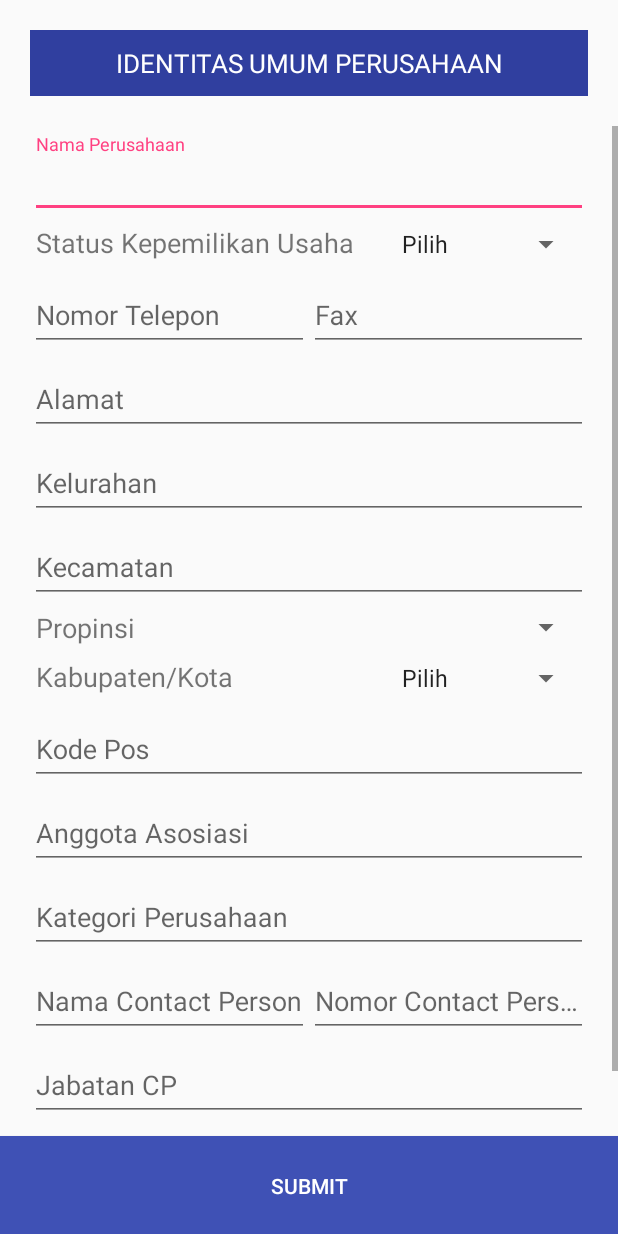
After one commit to mpeew/AwalJuniSidang, an Android app: the layout fragment_form_galpal1.xml on its own in the app's theme, with its tools: preview values and no code run, on a phone screen of 412 x 824 dp. The commit adds this screen. Run offline under Robolectric (Android 15) with nearby library versions, the phone set to English and light mode, and no system bars.

Commit message:
baru lagi

```diff
--- a/app/src/main/java/com/mpewpazi/android/awaljunisidang/DrawerFormActivity.java
+++ b/app/src/main/java/com/mpewpazi/android/awaljunisidang/DrawerFormActivity.java
@@ -79,7 +79,7 @@ public class DrawerFormActivity extends ActionBarActivity {
         mGalpalForms= mDummyMaker.getGalpalForms(kualifikasiSurveyId);
         mKompalForms= mDummyMaker.getKompalForms(kualifikasiSurveyId);
 
-        Toast.makeText(this,String.valueOf(DummyMaker.mGalpalForms.get(1).getKualifikasiSurvey().getKualifikasiSurveyId()),Toast.LENGTH_SHORT).show();
+        Toast.makeText(this,String.valueOf(kualifikasiSurveyId),Toast.LENGTH_SHORT).show();
 
         mNamaFormList=new ArrayList<>();
         for(int i=0;i<mGalpalForms.size();i++){
@@ -100,8 +100,8 @@ public class DrawerFormActivity extends ActionBarActivity {
 
 
         //munculkan fragmen 0
-        Fragment fragment=new FormGalpal1Fragment();
-       // Fragment fragment=mFragmentList.get(0);
+       // Fragment fragment=new FormGalpal1Fragment();
+        Fragment fragment=mFragmentList.get(0);
         FragmentManager fragmentManager = getSupportFragmentManager();
         fragmentManager.beginTransaction().replace(R.id.fragment_container, fragment).commit();
 
@@ -170,6 +170,9 @@ public class DrawerFormActivity extends ActionBarActivity {
             case 1:
                 fragment = mFragmentList.get(1);
                 break;
+            case 2:
+                fragment = mFragmentList.get(2);
+                break;
 
 
             default:
--- a/app/src/main/java/com/mpewpazi/android/awaljunisidang/Form/FormGalpal1.java
+++ b/app/src/main/java/com/mpewpazi/android/awaljunisidang/Form/FormGalpal1.java
@@ -9,6 +9,16 @@ import com.mpewpazi.android.awaljunisidang.Fragment.FormGalpal1Fragment;
  */
 public class FormGalpal1 extends SingleForm {
 
+
+    private String namaPerusahaan;
+
+    public String getNamaPerusahaan() {
+        return namaPerusahaan;
+    }
+
+    public void setNamaPerusahaan(String namaPerusahaan) {
+        this.namaPerusahaan = namaPerusahaan;
+    }
 
     private int identitasPerusahaanId;
     private String statusKepemilikanUsaha;
--- a/app/src/main/java/com/mpewpazi/android/awaljunisidang/Form/FormGalpal4.java
+++ b/app/src/main/java/com/mpewpazi/android/awaljunisidang/Form/FormGalpal4.java
@@ -2,6 +2,7 @@ package com.mpewpazi.android.awaljunisidang.Form;
 
 import android.support.v4.app.Fragment;
 
+import com.mpewpazi.android.awaljunisidang.Fragment.FormGalpal3Fragment;
 import com.mpewpazi.android.awaljunisidang.Fragment.FormGalpal4Fragment;
 
 /**
--- a/app/src/main/java/com/mpewpazi/android/awaljunisidang/Fragment/FormGalpal1Fragment.java
+++ b/app/src/main/java/com/mpewpazi/android/awaljunisidang/Fragment/FormGalpal1Fragment.java
@@ -2,6 +2,13 @@ package com.mpewpazi.android.awaljunisidang.Fragment;
 
 import android.os.Bundle;
 import android.support.v4.app.Fragment;
+import android.text.Editable;
+import android.text.TextWatcher;
+import android.view.LayoutInflater;
+import android.view.View;
+import android.view.ViewGroup;
+import android.widget.AdapterView;
+import android.widget.ArrayAdapter;
 import android.widget.Button;
 import android.widget.EditText;
 import android.widget.Spinner;
@@ -10,9 +17,12 @@ import com.mpewpazi.android.awaljunisidang.DrawerFormActivity;
 import com.mpewpazi.android.awaljunisidang.Form.FormGalpal1;
 import com.mpewpazi.android.awaljunisidang.Form.SingleForm;
 import com.mpewpazi.android.awaljunisidang.MasterDataCreator;
+import com.mpewpazi.android.awaljunisidang.R;
+import com.mpewpazi.android.awaljunisidang.database.BaseDBHelper;
 import com.mpewpazi.android.awaljunisidang.database.FormGalpalDBHelper;
 import com.mpewpazi.android.awaljunisidang.dummy.DummyMaker;
 import com.mpewpazi.android.awaljunisidang.masterData.Propinsi;
+import com.mpewpazi.android.awaljunisidang.model.KualifikasiSurvey;
 
 import java.util.ArrayList;
 import java.util.List;
@@ -47,6 +57,7 @@ public class FormGalpal1Fragment extends Fragment  {
     private List<String> mPropinsiNames;
 
     private List<SingleForm> mGalpalForms;
+    private KualifikasiSurvey mKualifikasiSurvey;
 
     private FormGalpal1 mFormGalpal1;
 
@@ -66,6 +77,7 @@ public class FormGalpal1Fragment extends Fragment  {
         }
 
 
+        mKualifikasiSurvey=DummyMaker.get(getActivity()).getKualifikasiSurvey(DrawerFormActivity.kualifikasiSurveyId);
         mGalpalForms= DummyMaker.get(getActivity()).getGalpalForms(DrawerFormActivity.kualifikasiSurveyId);
         for(SingleForm singleForm:mGalpalForms){
             if(singleForm.getNamaForm().equals(NAMA_FORM)){
@@ -73,13 +85,13 @@ public class FormGalpal1Fragment extends Fragment  {
             }
         }
 
-      /*  mNamaPerusahaan=mSurvey.getNamaPerusahaan();
+        mNamaPerusahaan=mKualifikasiSurvey.getPerusahaan().getNamaPerusahaan();
 
 
 
        dbHelper=new FormGalpalDBHelper(getActivity());
 
-        if(dbHelper.checkIsDataAlreadyInDBorNot(mFormGalpal1.getId(), BaseDBHelper.FORM_GALPAL1_TABLE_NAME)) {
+       /* if(dbHelper.checkIsDataAlreadyInDBorNot(mFormGalpal1.getId(), BaseDBHelper.FORM_GALPAL1_TABLE_NAME)) {
             Cursor cursor = dbHelper.getDataForm(mFormGalpal1.getId(), BaseDBHelper.FORM_GALPAL1_TABLE_NAME);
 
             cursor.moveToNext();
@@ -103,7 +115,7 @@ public class FormGalpal1Fragment extends Fragment  {
             cursor.close();
 
 
-        }
+        }*/
 
 
 
@@ -139,7 +151,7 @@ public class FormGalpal1Fragment extends Fragment  {
         mPropinsiSpinner.setSelection(dataAdapter.getPosition(mFormGalpal1.getPropinsi()));
 
         //nama perusahaan di lock
-        mFormGalpal1.setNamaPerusahaan(mSurvey.getNamaPerusahaan());
+        mFormGalpal1.setNamaPerusahaan(mKualifikasiSurvey.getPerusahaan().getNamaPerusahaan());
 
 
         mNomorTeleponEditText.setText(mFormGalpal1.getNomorTelepon());
@@ -365,7 +377,7 @@ public class FormGalpal1Fragment extends Fragment  {
 
 
         mSubmitButton=(Button)rootView.findViewById(R.id.galpal1_btn_submit);
-        mSubmitButton.setOnClickListener(new View.OnClickListener() {
+       /* mSubmitButton.setOnClickListener(new View.OnClickListener() {
             @Override
             public void onClick(View v) {
 
@@ -385,21 +397,12 @@ public class FormGalpal1Fragment extends Fragment  {
 
                 Toast.makeText(getContext(),"Berhasil ",Toast.LENGTH_SHORT).show();
             }
-        });
+        });*/
 
 
         return rootView;
     }
 
 
-    @Override
-    public void onItemSelected(AdapterView<?> parent, View view, int position, long id) {
-        String item=parent.getItemAtPosition(position).toString();
-        mFormGalpal1.setPropinsi(item);
-    }
 
-    @Override
-    public void onNothingSelected(AdapterView<?> parent) {
-*/
-    }
 }
--- a/app/src/main/java/com/mpewpazi/android/awaljunisidang/dummy/DummyMaker.java
+++ b/app/src/main/java/com/mpewpazi/android/awaljunisidang/dummy/DummyMaker.java
@@ -21,6 +21,8 @@ import java.util.List;
  */
 public class DummyMaker {
     private Context mContext;
+    private int galpalSize=0;
+    private int kompalSize=0;
 
     private static DummyMaker sDummyMaker;
 
@@ -31,8 +33,8 @@ public class DummyMaker {
     private List<GalanganKapal> mGalanganKapals;
     private List<SurveyAssignSurveyor> mSurveyAssignSurveyors;
 
-    public static List<SingleForm> mGalpalForms;
-    public static List<SingleForm> mKompalForms;
+    private List<SingleForm> mGalpalForms;
+    private List<SingleForm> mKompalForms;
 
     public static DummyMaker get(Context context){
         if(sDummyMaker ==null){
@@ -43,9 +45,9 @@ public class DummyMaker {
 
     private DummyMaker(Context context){
         mContext=context.getApplicationContext();
+        mKompalForms=new ArrayList<>();
+        mGalpalForms=new ArrayList<>();
 
-        makeGalpalForms();
-        makeKompalForms();
 
         makeUser();
         makePeriodeSurvey();
@@ -93,7 +95,8 @@ public class DummyMaker {
         kualifikasiSurvey.setPerusahaan(getPerusahaan(1));
         kualifikasiSurvey.setPeriodeSurvey(getPeriodeSurvey(2014));
         kualifikasiSurvey.setGalanganKapal(getGalanganKapal(1));
-        setKualifikasiSurveyForms(kualifikasiSurvey);
+        makeGalpalForms(kualifikasiSurvey);
+        makeKompalForms(kualifikasiSurvey);
         mKualifikasiSurveys.add(kualifikasiSurvey);
 
         KualifikasiSurvey kualifikasiSurvey1=new KualifikasiSurvey();
@@ -101,7 +104,8 @@ public class DummyMaker {
         kualifikasiSurvey1.setPerusahaan(getPerusahaan(2));
         kualifikasiSurvey1.setPeriodeSurvey(getPeriodeSurvey(2014));
         kualifikasiSurvey1.setGalanganKapal(getGalanganKapal(1));
-        setKualifikasiSurveyForms(kualifikasiSurvey1);
+        makeGalpalForms(kualifikasiSurvey1);
+        makeKompalForms(kualifikasiSurvey1);
         mKualifikasiSurveys.add(kualifikasiSurvey1);
 
         KualifikasiSurvey kualifikasiSurvey2=new KualifikasiSurvey();
@@ -109,7 +113,8 @@ public class DummyMaker {
         kualifikasiSurvey2.setPerusahaan(getPerusahaan(3));
         kualifikasiSurvey2.setPeriodeSurvey(getPeriodeSurvey(2014));
         kualifikasiSurvey2.setGalanganKapal(getGalanganKapal(1));
-        setKualifikasiSurveyForms(kualifikasiSurvey2);
+        makeGalpalForms(kualifikasiSurvey2);
+        makeKompalForms(kualifikasiSurvey2);
         mKualifikasiSurveys.add(kualifikasiSurvey2);
 
         KualifikasiSurvey kualifikasiSurvey3=new KualifikasiSurvey();
@@ -117,7 +122,8 @@ public class DummyMaker {
         kualifikasiSurvey3.setPerusahaan(getPerusahaan(4));
         kualifikasiSurvey3.setPeriodeSurvey(getPeriodeSurvey(2014));
         kualifikasiSurvey3.setGalanganKapal(getGalanganKapal(1));
-        setKualifikasiSurveyForms(kualifikasiSurvey3);
+        makeGalpalForms(kualifikasiSurvey3);
+        makeKompalForms(kualifikasiSurvey3);
         mKualifikasiSurveys.add(kualifikasiSurvey3);
 
     }
@@ -248,21 +254,31 @@ public class DummyMaker {
 
 
 
-    private void makeGalpalForms(){
-        mGalpalForms=new ArrayList<>();
+    private void makeGalpalForms(KualifikasiSurvey kualifikasiSurvey){
         FormGalpal1 formGalpal1=new FormGalpal1();
         FormGalpal3 formGalpal3=new FormGalpal3();
         mGalpalForms.add(formGalpal1);
         mGalpalForms.add(formGalpal3);
+        for(int y=galpalSize;y<mGalpalForms.size();y++){
+            mGalpalForms.get(y).setKualifikasiSurvey(kualifikasiSurvey);
+        }
+        galpalSize=mGalpalForms.size();
+
+
+
     }
 
-    private void makeKompalForms(){
-        mKompalForms=new ArrayList<>();
+    private void makeKompalForms(KualifikasiSurvey kualifikasiSurvey){
         FormGalpal4 formGalpal4=new FormGalpal4();
         mKompalForms.add(formGalpal4);
+        for(int y=kompalSize;y<mKompalForms.size();y++){
+            mKompalForms.get(y).setKualifikasiSurvey(kualifikasiSurvey);
+        }
+        kompalSize=mKompalForms.size();
+
     }
 
-    //untuk mempersingkat doang setting setiap kualifikasi survey formnya
+  /*  //untuk mempersingkat doang setting setiap kualifikasi survey formnya
     private void setKualifikasiSurveyForms(KualifikasiSurvey kualifikasiSurvey){
         for(SingleForm singleForm:mGalpalForms){
             singleForm.setKualifikasiSurvey(kualifikasiSurvey);
@@ -270,7 +286,7 @@ public class DummyMaker {
         for(SingleForm singleForm:mKompalForms){
             singleForm.setKualifikasiSurvey(kualifikasiSurvey);
         }
-    }
+    }*/
 
     public List<SingleForm> getGalpalForms(int kualifikasiSurveyId) {
         List<SingleForm> galpalForms=new ArrayList<>();
--- /dev/null
+++ b/app/src/main/res/layout/fragment_form_galpal1.xml
@@ -0,0 +1,276 @@
+<?xml version="1.0" encoding="utf-8"?>
+<LinearLayout
+    android:orientation="vertical"
+    android:layout_width="match_parent"
+    android:layout_height="match_parent"
+    xmlns:android="http://schemas.android.com/apk/res/android">
+
+    <TextView
+        android:layout_margin="20dp"
+        android:padding="10dp"
+        android:textColor="@android:color/white"
+        android:background="@color/colorPrimaryDark"
+        android:textSize="17dp"
+        android:layout_gravity="center_horizontal"
+        android:gravity="center_horizontal"
+        android:text="IDENTITAS UMUM PERUSAHAAN"
+        android:layout_width="match_parent"
+        android:layout_height="wrap_content"/>
+
+
+    <ScrollView
+        android:layout_width="fill_parent"
+        android:layout_weight="91"
+        android:layout_height="0dp" >
+        <LinearLayout
+            android:layout_width="fill_parent"
+            android:layout_height="match_parent"
+            android:orientation="vertical"
+            android:paddingLeft="20dp"
+            android:paddingRight="20dp"
+            android:paddingTop="5dp">
+
+
+            <android.support.design.widget.TextInputLayout
+                android:layout_width="match_parent"
+                android:layout_height="wrap_content">
+                <EditText
+                    android:id="@+id/galpal1_nama_perusahaan"
+                    android:layout_width="match_parent"
+                    android:layout_height="wrap_content"
+                    android:singleLine="true"
+                    android:hint="Nama Perusahaan" />
+            </android.support.design.widget.TextInputLayout>
+
+            <LinearLayout
+                android:layout_marginTop="6dp"
+                android:layout_margin="4dp"
+                android:orientation="horizontal"
+                android:layout_width="match_parent"
+                android:layout_height="wrap_content">
+
+                <TextView
+                    android:text="Status Kepemilikan Usaha"
+                    android:textSize="18dp"
+                    android:layout_weight="65"
+                    android:layout_width="0dp"
+                    android:layout_height="wrap_content"/>
+                <Spinner
+                    android:entries="@array/coba_spinner"
+                    android:layout_weight="35"
+                    android:layout_width="0dp"
+                    android:layout_height="wrap_content"
+                    android:id="@+id/status_kepemilikan_usaha_spinner"/>
+
+            </LinearLayout>
+
+            <LinearLayout
+                android:orientation="horizontal"
+                android:layout_width="match_parent"
+                android:layout_height="wrap_content">
+
+                <android.support.design.widget.TextInputLayout
+                    android:layout_weight="0.5"
+                    android:layout_width="0dp"
+                    android:layout_height="wrap_content">
+
+                    <EditText
+                        android:id="@+id/galpal1_nomor_telepon"
+                        android:layout_width="match_parent"
+                        android:layout_height="wrap_content"
+                        android:hint="Nomor Telepon" />
+                </android.support.design.widget.TextInputLayout>
+
+                <android.support.design.widget.TextInputLayout
+                    android:layout_weight="0.5"
+                    android:layout_width="0dp"
+                    android:layout_height="wrap_content">
+
+                    <EditText
+                        android:id="@+id/galpal1_fax"
+                        android:layout_width="match_parent"
+                        android:layout_height="wrap_content"
+                        android:hint="Fax" />
+                </android.support.design.widget.TextInputLayout>
+
+            </LinearLayout>
+
+
+            <android.support.design.widget.TextInputLayout
+                android:layout_width="match_parent"
+                android:layout_height="wrap_content">
+
+                <EditText
+                    android:id="@+id/galpal1_alamat"
+                    android:layout_width="match_parent"
+                    android:layout_height="wrap_content"
+                    android:hint="Alamat" />
+            </android.support.design.widget.TextInputLayout>
+
+
+            <android.support.design.widget.TextInputLayout
+                android:layout_width="match_parent"
+                android:layout_height="wrap_content">
+
+                <EditText
+                    android:id="@+id/galpal1_kelurahan"
+                    android:layout_width="match_parent"
+                    android:layout_height="wrap_content"
+                    android:hint="Kelurahan" />
+            </android.support.design.widget.TextInputLayout>
+
+            <android.support.design.widget.TextInputLayout
+                android:layout_width="match_parent"
+                android:layout_height="wrap_content">
+
+                <EditText
+                    android:id="@+id/galpal1_kecamatan"
+                    android:layout_width="match_parent"
+                    android:layout_height="wrap_content"
+                    android:hint="Kecamatan" />
+            </android.support.design.widget.TextInputLayout>
+
+            <LinearLayout
+                android:layout_marginTop="6dp"
+                android:layout_margin="4dp"
+                android:orientation="horizontal"
+                android:layout_width="match_parent"
+                android:layout_height="wrap_content">
+
+                <TextView
+                    android:text="Propinsi"
+                    android:textSize="18dp"
+                    android:layout_weight="65"
+                    android:layout_width="0dp"
+                    android:layout_height="wrap_content"/>
+                <Spinner
+                    android:layout_weight="35"
+                    android:layout_width="0dp"
+                    android:layout_height="wrap_content"
+                    android:id="@+id/galpal1_propinsi_spinner"/>
+
+            </LinearLayout>
+
+            <LinearLayout
+                android:layout_marginTop="6dp"
+                android:layout_margin="4dp"
+                android:orientation="horizontal"
+                android:layout_width="match_parent"
+                android:layout_height="wrap_content">
+
+                <TextView
+                    android:text="Kabupaten/Kota"
+                    android:textSize="18dp"
+                    android:layout_weight="65"
+                    android:layout_width="0dp"
+                    android:layout_height="wrap_content"/>
+                <Spinner
+                    android:entries="@array/coba_spinner"
+                    android:layout_weight="35"
+                    android:layout_width="0dp"
+                    android:layout_height="wrap_content"
+                    android:id="@+id/kabupaten_spinner"/>
+
+            </LinearLayout>
+            <android.support.design.widget.TextInputLayout
+                android:layout_width="match_parent"
+                android:layout_height="wrap_content">
+
+                <EditText
+                    android:id="@+id/galpal1_kode_pos"
+                    android:layout_width="match_parent"
+                    android:layout_height="wrap_content"
+                    android:hint="Kode Pos" />
+            </android.support.design.widget.TextInputLayout>
+
+            <android.support.design.widget.TextInputLayout
+                android:layout_width="match_parent"
+                android:layout_height="wrap_content">
+
+                <EditText
+                    android:id="@+id/galpal1_anggota_asosiasi"
+                    android:layout_width="match_parent"
+                    android:layout_height="wrap_content"
+                    android:hint="Anggota Asosiasi" />
+            </android.support.design.widget.TextInputLayout>
+
+            <android.support.design.widget.TextInputLayout
+                android:layout_width="match_parent"
+                android:layout_height="wrap_content">
+
+                <EditText
+                    android:id="@+id/galpal1_kategori_perusahaan"
+                    android:layout_width="match_parent"
+                    android:layout_height="wrap_content"
+                    android:hint="Kategori Perusahaan" />
+            </android.support.design.widget.TextInputLayout>
+
+        <LinearLayout
+            android:orientation="horizontal"
+            android:layout_width="match_parent"
+            android:layout_height="wrap_content">
+            <android.support.design.widget.TextInputLayout
+                android:layout_weight="50"
+                android:layout_width="0dp"
+                android:layout_height="wrap_content">
+
+                <EditText
+                    android:id="@+id/galpal1_contact_person"
+                    android:layout_width="match_parent"
+                    android:layout_height="wrap_content"
+                    android:hint="Nama Contact Person" />
+            </android.support.design.widget.TextInputLayout>
+
+            <android.support.design.widget.TextInputLayout
+                android:layout_weight="50"
+                android:layout_width="0dp"
+                android:layout_height="wrap_content">
+
+                <EditText
+                    android:id="@+id/galpal1_contact_person_no"
+                    android:layout_width="match_parent"
+                    android:layout_height="wrap_content"
+                    android:hint="Nomor Contact Person" />
+            </android.support.design.widget.TextInputLayout>
+
+            </LinearLayout>
+
+            <android.support.design.widget.TextInputLayout
+                android:layout_width="match_parent"
+                android:layout_height="wrap_content">
+
+                <EditText
+                    android:id="@+id/galpal1_jabatan"
+                    android:layout_width="match_parent"
+                    android:layout_height="wrap_content"
+                    android:hint="Jabatan CP" />
+            </android.support.design.widget.TextInputLayout>
+
+            <android.support.design.widget.TextInputLayout
+                android:layout_width="match_parent"
+                android:layout_height="wrap_content">
+
+                <EditText
+                    android:id="@+id/galpal1_alamat_email"
+                    android:layout_width="match_parent"
+                    android:layout_height="wrap_content"
+                    android:hint="Alamat Email CP" />
+            </android.support.design.widget.TextInputLayout>
+
+
+        </LinearLayout>
+    </ScrollView>
+
+
+    <Button android:id="@+id/galpal1_btn_submit"
+            android:layout_weight="9"
+            android:layout_width="fill_parent"
+            android:layout_height="0dp"
+            android:text="@string/submit"
+            android:background="@color/colorPrimary"
+            android:layout_marginTop="0dp"
+            android:textColor="@android:color/white"/>
+
+
+
+</LinearLayout>
```
